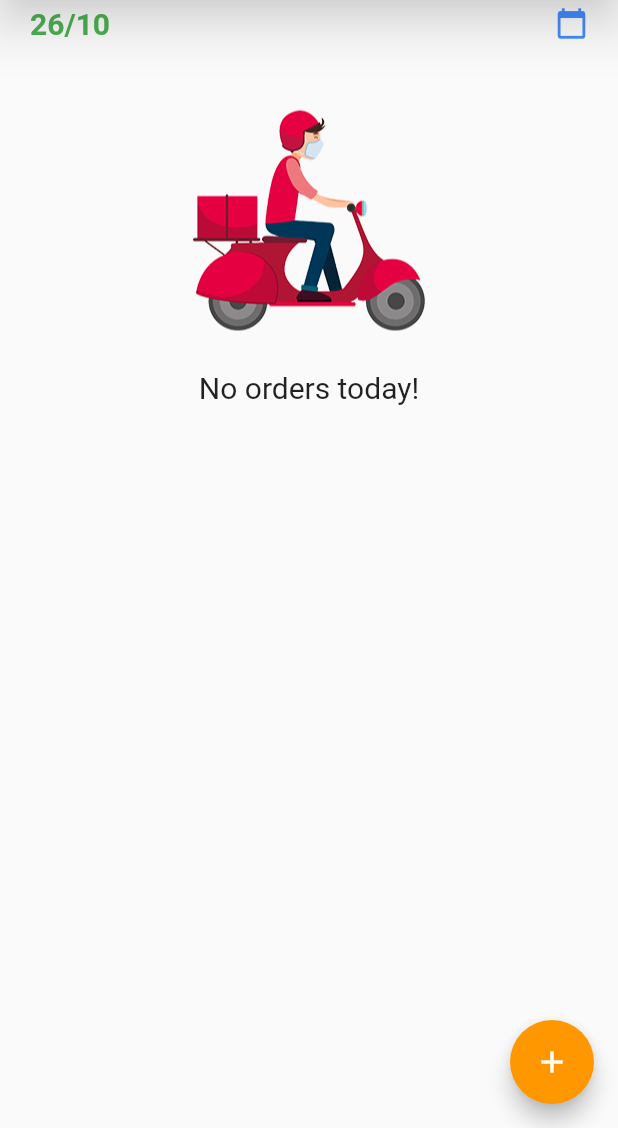
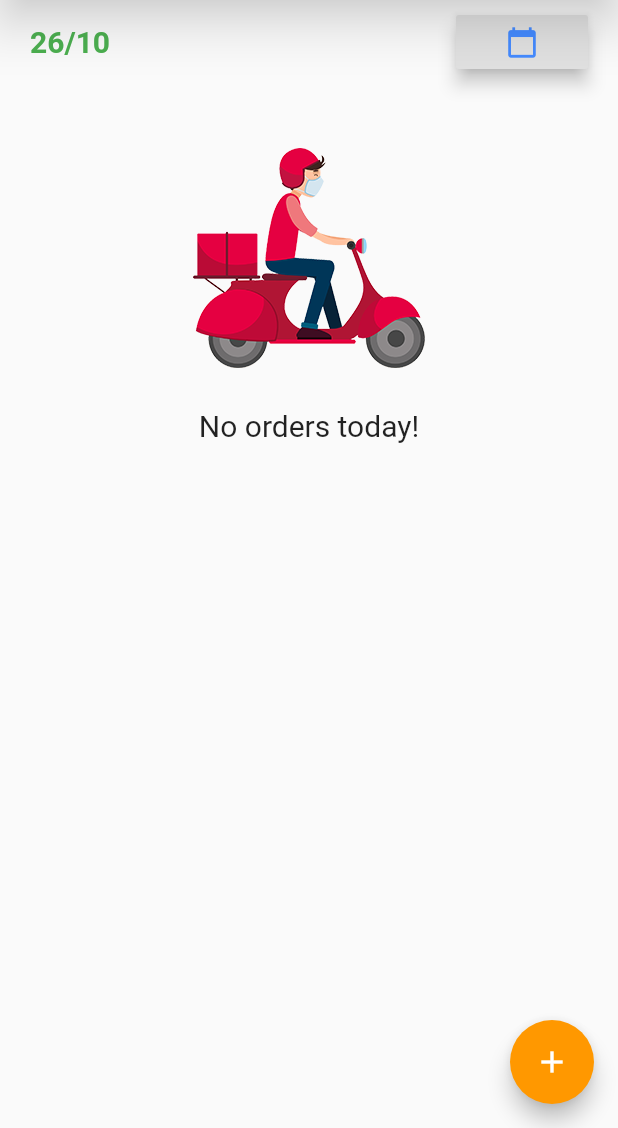
Before and after one commit to mahmoudal99/kanafeh_kingz, a Flutter app: the screen it shows after launch, on a phone screen of 412 x 824 dp, the part 108-1236 px from its top. Run offline on Flutter 3.47's test engine with Material 2 defaults, Android fonts, the phone set to English and light mode, and no system bars; our stand-ins replace cloud_firestore, firebase_core, page_transition, responsive_builder; accounts and stored records are empty.

Commit message:
Changed calendar widget to raised button

```diff
--- a/lib/main.dart
+++ b/lib/main.dart
@@ -222,10 +222,11 @@ class _MyHomePageState extends State<MyHomePage> {
                       )),
                   Padding(
                     padding: EdgeInsets.all(20),
-                    child: InkWell(
-                      onTap: () {
+                    child: RaisedButton(
+                      onPressed: () {
                         _pickDate();
                       },
+                      elevation: 5,
                       child: Icon(
                         Icons.calendar_today,
                         size: iconSize,
```
